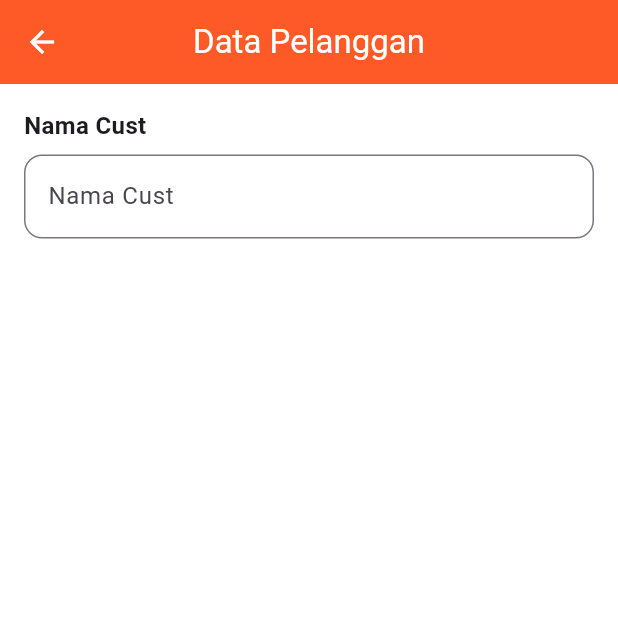
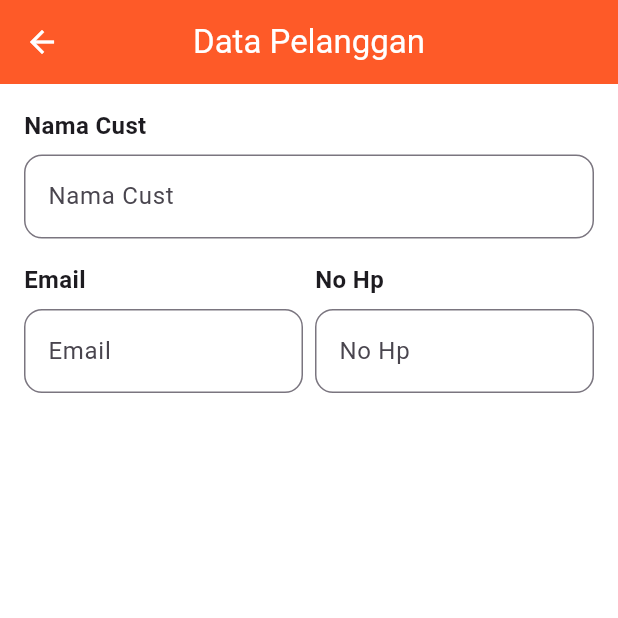
Before and after one commit to IAMHUDA/20220140049_UCP1Flutter, a Flutter app: the PelangganPage screen opened directly, on a phone screen of 412 x 824 dp, the top half of it. Run offline on Flutter 3.47's test engine with Material 3 defaults, Android fonts, the phone set to English and light mode, and no system bars.

Commit message:
add email & no hp formfield

```diff
--- a/lib/pelanggan_page.dart
+++ b/lib/pelanggan_page.dart
@@ -67,6 +67,57 @@ class _PelangganPageState extends State<PelangganPage> {
                 },
               ),
               const SizedBox(height: 16),
+              Row(
+                children: [
+                  Expanded(
+                    child: Column(
+                      crossAxisAlignment: CrossAxisAlignment.start,
+                      children: [
+                        _buildLabel("Email"),
+                        TextFormField(
+                          controller: _emailController,
+                          decoration: InputDecoration(
+                            hintText: "Email",
+                            border: OutlineInputBorder(
+                              borderRadius: BorderRadius.circular(12),
+                            ),
+                          ),
+                          validator: (value) {
+                            if (value == null || value.isEmpty) {
+                              return "Email tidak boleh kosong";
+                            }
+                            return null;
+                          },
+                        ),
+                      ],
+                    ),
+                  ),
+                  const SizedBox(width: 8),
+                  Expanded(
+                    child: Column(
+                      crossAxisAlignment: CrossAxisAlignment.start,
+                      children: [
+                        _buildLabel("No Hp"),
+                        TextFormField(
+                          controller: _noHpController,
+                          decoration: InputDecoration(
+                            hintText: "No Hp",
+                            border: OutlineInputBorder(
+                              borderRadius: BorderRadius.circular(12),
+                            ),
+                          ),
+                          validator: (value) {
+                            if (value == null || value.isEmpty) {
+                              return "No Hp tidak boleh kosong";
+                            }
+                            return null;
+                          },
+                        ),
+                      ],
+                    ),
+                  ),
+                ],
+              )
             ],
           )
         ),
```
